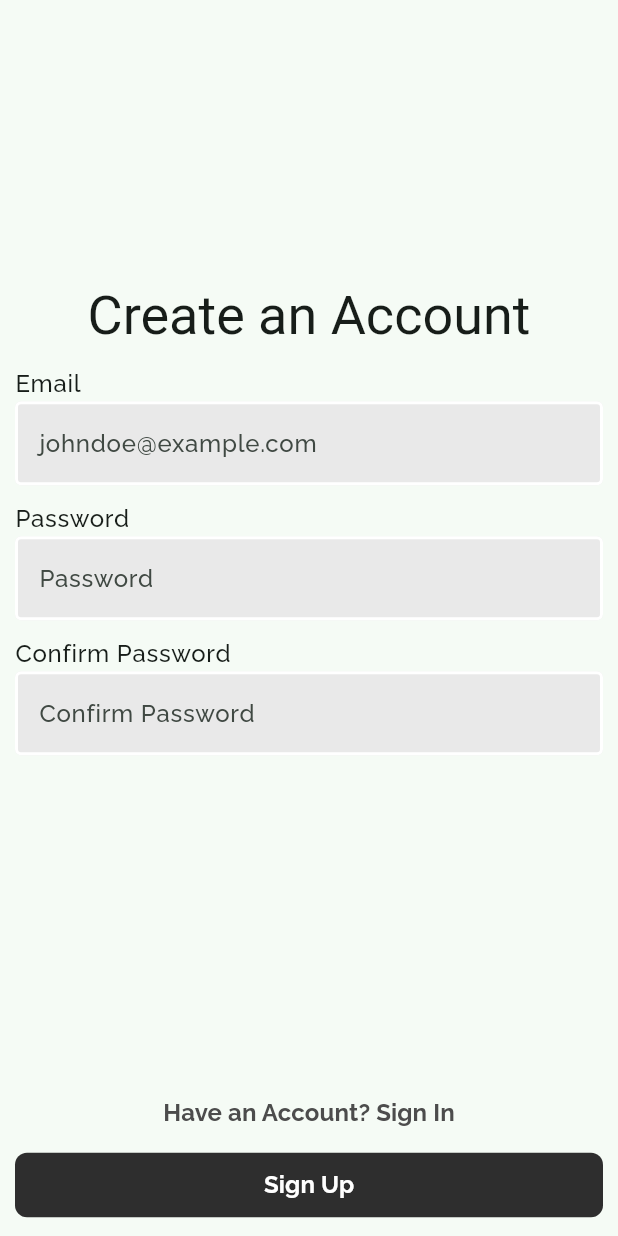
After one commit to pranavkannepalli/unbound, a Flutter app: the SignUp screen opened by its route, on a phone screen of 412 x 824 dp. The commit adds this screen. Run offline on Flutter 3.47's test engine with Material 3 defaults, Android fonts, the phone set to English and light mode, and no system bars; our stand-ins replace cloud_firestore, firebase_auth, firebase_core, go_router, google_fonts; accounts and stored records are empty; Roboto replaces fonts that are missing (DM Serif Text).

Commit message:
persistence, signup, and stuff

```diff
--- /dev/null
+++ b/lib/common/textInput.dart
@@ -0,0 +1,15 @@
+import "package:flutter/material.dart";
+import "package:unbound/common/theme.dart";
+
+InputDecoration textInputDecoration = InputDecoration(
+  fillColor: const Color(0xFFE9E9E9),
+  filled: true,
+  enabledBorder: const OutlineInputBorder(
+    borderSide: BorderSide(color: Colors.white, width: 2.0),
+  ),
+  focusedBorder: const OutlineInputBorder(
+    borderSide: BorderSide(color: Colors.black, width: 2.0),
+  ),
+  floatingLabelStyle: unboundTheme.textTheme.bodyLarge!.copyWith(fontSize: 12.0),
+  labelStyle: unboundTheme.textTheme.bodyLarge!.copyWith(fontSize: 12.0),
+);
--- a/lib/common/theme.dart
+++ b/lib/common/theme.dart
@@ -6,6 +6,7 @@ ThemeData unboundTheme = ThemeData(
   colorScheme: ColorScheme.fromSeed(seedColor: const Color(0xFFD0F4DE)),
   textTheme: TextTheme(
     bodyLarge: GoogleFonts.getFont("Raleway").copyWith(fontSize: 16.0, fontWeight: FontWeight.w500),
+    bodyMedium: GoogleFonts.getFont("Raleway").copyWith(fontSize: 12.0, fontWeight: FontWeight.bold),
     labelLarge: GoogleFonts.getFont("Raleway").copyWith(fontSize: 16.0, fontWeight: FontWeight.bold),
     titleLarge: GoogleFonts.getFont("DM Serif Text").copyWith(fontSize: 36.0),
     titleMedium: GoogleFonts.getFont("DM Serif Text").copyWith(fontSize: 20.0),
--- a/lib/main.dart
+++ b/lib/main.dart
@@ -4,8 +4,9 @@ import 'package:go_router/go_router.dart';
 import 'package:unbound/firebase_options.dart';
 import 'package:unbound/common/theme.dart';
 import 'package:unbound/views/inProgress.view.dart';
-import 'package:unbound/views/landing.view.dart';
-import 'package:unbound/views/splash.view.dart';
+import 'package:unbound/views/authentication/landing.view.dart';
+import 'package:unbound/views/authentication/signup.view.dart';
+import 'package:unbound/views/authentication/splash.view.dart';
 
 void main() async {
   WidgetsFlutterBinding.ensureInitialized();
@@ -28,10 +29,18 @@ final _router = GoRouter(
     ),
     GoRoute(
       path: "/signUp",
+      builder: (context, state) => const SignUp(),
+    ),
+    GoRoute(
+      path: "/login",
       builder: (context, state) => const InProgressScreen(),
     ),
     GoRoute(
-      path: "/login",
+      path: "/onboarding1",
+      builder: (context, state) => const InProgressScreen(),
+    ),
+    GoRoute(
+      path: "/onboarding2",
       builder: (context, state) => const InProgressScreen(),
     ),
   ],
--- a/lib/service/auth.dart
+++ b/lib/service/auth.dart
@@ -17,10 +17,11 @@ class AuthService {
     try {
       UserCredential result = await _auth.signInWithEmailAndPassword(email: email, password: pw);
       User? user = result.user;
+      await _auth.setPersistence(Persistence.LOCAL);
       return _userFromFirebaseUser(user);
     } catch (e) {
       print(e.toString());
-      return null;
+      return e.toString();
     }
   }
   // register with email and pw
@@ -39,11 +40,12 @@ class AuthService {
         "colleges": [],
         "photo": "",
       });
+      await _auth.setPersistence(Persistence.LOCAL);
 
       return _userFromFirebaseUser(user);
     } catch (e) {
       print(e.toString());
-      return null;
+      return e.toString();
     }
   }
 
--- a/lib/views/landing.view.dart
+++ b/lib/views/authentication/landing.view.dart
@@ -38,7 +38,12 @@ class LandingScreen extends StatelessWidget {
               FilledButton(
                 style: darkExpand,
                 onPressed: () => GoRouter.of(context).go('/login'),
-                child: const Text("Sign In"),
+                child: Text(
+                  "Sign In",
+                  style: Theme.of(context).textTheme.labelLarge?.copyWith(
+                        color: const Color(0xFFFFFFFF),
+                      ),
+                ),
               ),
             ],
           ),
--- /dev/null
+++ b/lib/views/authentication/signup.view.dart
@@ -0,0 +1,119 @@
+import "package:flutter/material.dart";
+import "package:go_router/go_router.dart";
+import "package:unbound/common/buttons.dart";
+import "package:unbound/common/textInput.dart";
+import "package:unbound/model/user.model.dart";
+import "package:unbound/service/auth.dart";
+
+class SignUp extends StatefulWidget {
+  const SignUp({super.key});
+
+  @override
+  State<SignUp> createState() => _SignUpState();
+}
+
+class _SignUpState extends State<SignUp> {
+  final AuthService _auth = AuthService();
+  final _formKey = GlobalKey<FormState>();
+
+  String email = "";
+  String pw = "";
+  String cpw = "";
+  String error = "";
+
+  @override
+  Widget build(BuildContext context) {
+    return Scaffold(
+      body: Padding(
+        padding: const EdgeInsets.all(10.0),
+        child: Center(
+          child: Column(
+            mainAxisSize: MainAxisSize.min,
+            children: [
+              Text(
+                "Create an Account",
+                style: Theme.of(context).textTheme.titleLarge,
+              ),
+              Form(
+                key: _formKey,
+                child: Column(
+                  crossAxisAlignment: CrossAxisAlignment.start,
+                  children: [
+                    const SizedBox(height: 10.0),
+                    Text("Email", style: Theme.of(context).textTheme.bodyLarge),
+                    TextFormField(
+                      decoration: textInputDecoration.copyWith(hintText: "johndoe@example.com"),
+                      validator: (val) => val != null && val.isEmpty ? 'Please enter a email' : null,
+                      onChanged: (val) => email = val,
+                    ),
+                    const SizedBox(height: 10.0),
+                    Text("Password", style: Theme.of(context).textTheme.bodyLarge),
+                    TextFormField(
+                      decoration: textInputDecoration.copyWith(hintText: "Password"),
+                      validator: (val) => val != null && val.length < 6 ? 'Must be 6+ characters long' : null,
+                      onChanged: (val) => pw = val,
+                      obscureText: true,
+                    ),
+                    const SizedBox(height: 10.0),
+                    Text("Confirm Password", style: Theme.of(context).textTheme.bodyLarge),
+                    TextFormField(
+                      decoration: textInputDecoration.copyWith(hintText: "Confirm Password"),
+                      validator: (val) => val != null && val != pw ? 'Passwords do not match.' : null,
+                      onChanged: (val) => cpw = val,
+                      obscureText: true,
+                    ),
+                    Text(error),
+                  ],
+                ),
+              ),
+            ],
+          ),
+        ),
+      ),
+      bottomNavigationBar: Padding(
+        padding: const EdgeInsets.all(10.0),
+        child: Column(
+          mainAxisSize: MainAxisSize.min,
+          crossAxisAlignment: CrossAxisAlignment.stretch,
+          children: [
+            TextButton(
+              onPressed: () => GoRouter.of(context).go('/login'),
+              child: Text(
+                "Have an Account? Sign In",
+                style: Theme.of(context).textTheme.labelLarge?.copyWith(
+                      color: const Color(0xFF4C4C4C),
+                    ),
+              ),
+            ),
+            FilledButton(
+              style: darkExpand,
+              onPressed: () async {
+                if (_formKey.currentState!.validate()) {
+                  dynamic result = await _auth.registerWithEmailAndPw(email, pw);
+                  if (result == null) {
+                    setState(() {
+                      error = 'Please check if you have entered a valid email';
+                    });
+                  } else if (result.runtimeType == String) {
+                    setState(() {
+                      error = result;
+                    });
+                  } else {
+                    GoRouter.of(context).go("/onboarding1");
+                    print(result.uid);
+                  }
+                }
+              },
+              child: Text(
+                "Sign Up",
+                style: Theme.of(context).textTheme.labelLarge?.copyWith(
+                      color: const Color(0xFFFFFFFF),
+                    ),
+              ),
+            ),
+          ],
+        ),
+      ),
+    );
+  }
+}
--- a/lib/views/splash.view.dart
+++ b/lib/views/authentication/splash.view.dart
@@ -13,7 +13,7 @@ class _SplashState extends State<Splash> {
   @override
   void initState() {
     super.initState();
-    Timer(const Duration(seconds: 3), () {
+    Timer(const Duration(seconds: 5), () {
       GoRouter.of(context).go("/landing");
     });
   }
```
Also changed, not shown: lib/views/signup.view.dart (deleted).
